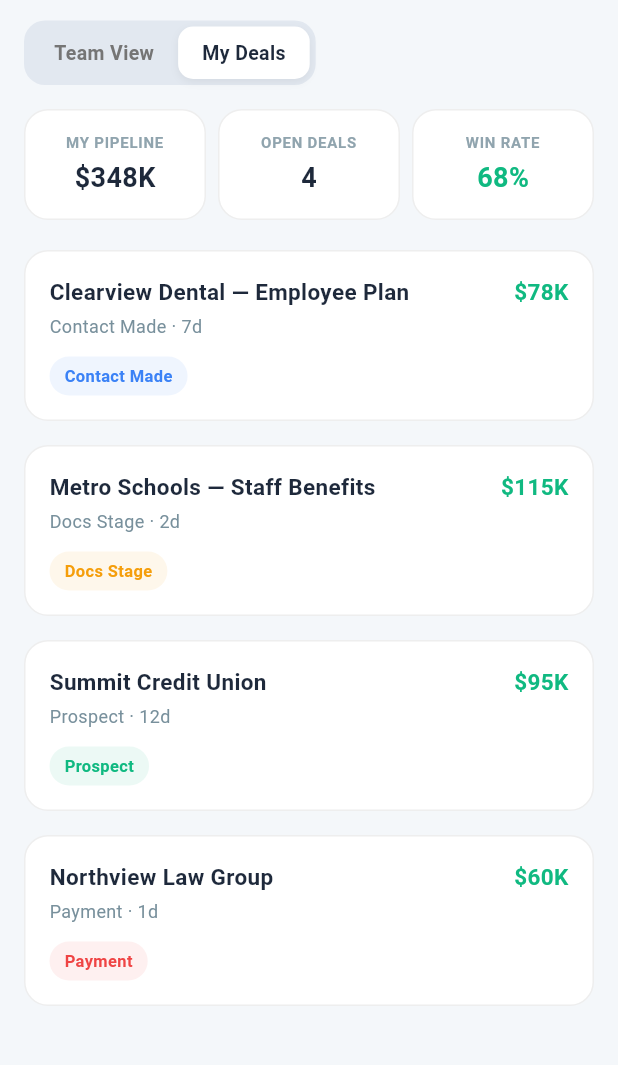
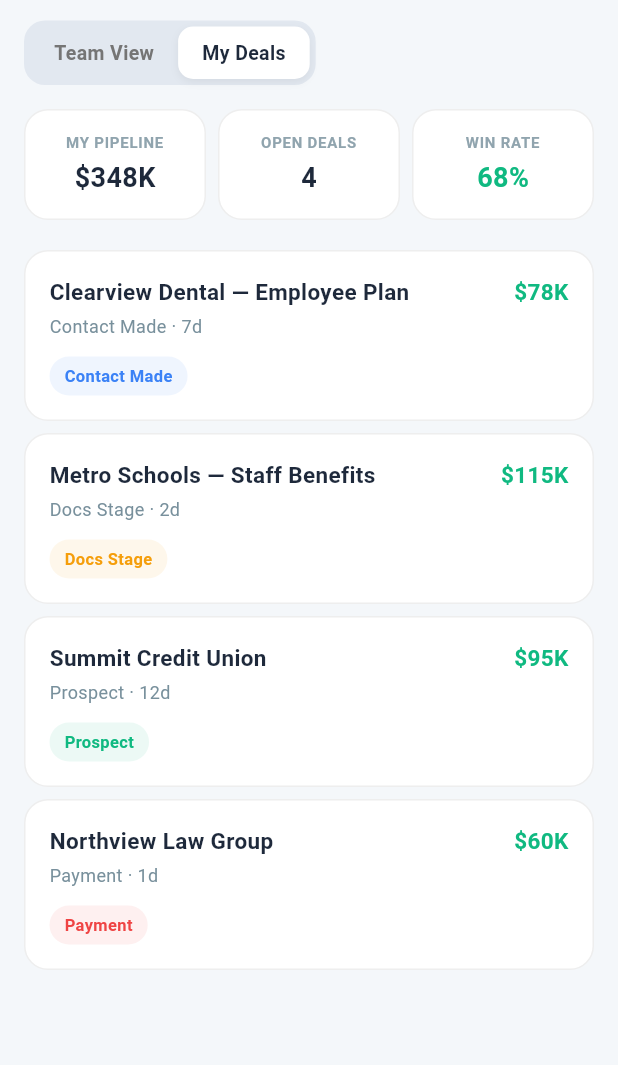
Before and after one commit to manish-mevasiya/goals_app, a Flutter app: the PipelineScreen screen opened directly, after a tap on "My Deals", on a phone screen of 412 x 824 dp, the part 116-1181 px from its top. Run offline on Flutter 3.47's test engine with Material 3 defaults, Android fonts, the phone set to English and light mode, and no system bars; network calls fail.

Commit message:
ui correction.

```diff
--- a/lib/screens/home/accounts/widgets/accounts_tab_view.dart
+++ b/lib/screens/home/accounts/widgets/accounts_tab_view.dart
@@ -93,6 +93,7 @@ class AccountsTabView extends StatelessWidget {
       ),
       child: ListView.separated(
         shrinkWrap: true,
+        padding: .zero,
         physics: const NeverScrollableScrollPhysics(),
         itemCount: filteredAccounts.length,
         separatorBuilder: (context, index) => const Divider(
--- a/lib/screens/home/accounts/widgets/my_accounts_view.dart
+++ b/lib/screens/home/accounts/widgets/my_accounts_view.dart
@@ -81,9 +81,10 @@ class MyAccountsView extends StatelessWidget {
       padding: const EdgeInsets.symmetric(horizontal: 16.0),
       child: ListView.separated(
         shrinkWrap: true,
+        padding: .zero,
         physics: const NeverScrollableScrollPhysics(),
         itemCount: filtered.length,
-        separatorBuilder: (context, index) => const SizedBox(height: 12),
+        separatorBuilder: (context, index) => const SizedBox(height: 8.0),
         itemBuilder: (context, index) {
           final acc = filtered[index];
           final Color themeColor = acc["color"] as Color;
--- a/lib/screens/home/accounts/widgets/people_tab_view.dart
+++ b/lib/screens/home/accounts/widgets/people_tab_view.dart
@@ -118,6 +118,7 @@ class PeopleTabView extends StatelessWidget {
       ),
       child: ListView.separated(
         shrinkWrap: true,
+        padding: .zero,
         physics: const NeverScrollableScrollPhysics(),
         itemCount: filteredPeople.length,
         separatorBuilder: (context, index) => const Divider(
--- a/lib/screens/home/dashboard/widgets/my_view_tab.dart
+++ b/lib/screens/home/dashboard/widgets/my_view_tab.dart
@@ -284,6 +284,7 @@ class MyViewTab extends StatelessWidget {
     return GridView.count(
       crossAxisCount: 2,
       shrinkWrap: true,
+      padding: .zero,
       physics: const NeverScrollableScrollPhysics(),
       crossAxisSpacing: 12,
       mainAxisSpacing: 12,
--- a/lib/screens/home/dashboard/widgets/sales_manager_view.dart
+++ b/lib/screens/home/dashboard/widgets/sales_manager_view.dart
@@ -300,10 +300,11 @@ class _SalesManagerViewState extends State<SalesManagerView> {
     return GridView.count(
       crossAxisCount: 2,
       shrinkWrap: true,
+      padding: .zero,
       physics: const NeverScrollableScrollPhysics(),
       crossAxisSpacing: 12,
       mainAxisSpacing: 12,
-      childAspectRatio: 2,
+      childAspectRatio: 1.7,
       children: [
         _buildStatCard("LEADS", "142", "18 this week", isUp: true),
         _buildStatCard("OPPORTUNITIES", "67", "9 this week", isUp: true),
@@ -623,6 +624,7 @@ class _SalesManagerViewState extends State<SalesManagerView> {
           const SizedBox(height: 12),
           ListView.separated(
             shrinkWrap: true,
+            padding: .zero,
             physics: const NeverScrollableScrollPhysics(),
             itemCount: players.length,
             separatorBuilder: (context, index) => const SizedBox(height: 12),
@@ -789,6 +791,7 @@ class _SalesManagerViewState extends State<SalesManagerView> {
           const SizedBox(height: 12),
           ListView.separated(
             shrinkWrap: true,
+            padding: .zero,
             physics: const NeverScrollableScrollPhysics(),
             itemCount: performers.length,
             separatorBuilder: (context, index) => const SizedBox(height: 12),
--- a/lib/screens/home/goals/widgets/my_goals_view.dart
+++ b/lib/screens/home/goals/widgets/my_goals_view.dart
@@ -215,9 +215,10 @@ class _MyGoalsViewState extends State<MyGoalsView> {
 
     return ListView.separated(
       shrinkWrap: true,
+      padding: .zero,
       physics: const NeverScrollableScrollPhysics(),
       itemCount: filteredGoals.length,
-      separatorBuilder: (context, index) => const SizedBox(height: 12),
+      separatorBuilder: (context, index) => const SizedBox(height: 8.0),
       itemBuilder: (context, index) {
         final goal = filteredGoals[index];
         final String title = goal["title"] as String;
--- a/lib/screens/home/goals/widgets/team_view_tab.dart
+++ b/lib/screens/home/goals/widgets/team_view_tab.dart
@@ -391,9 +391,10 @@ class _TeamViewTabState extends State<TeamViewTab> {
 
     return ListView.separated(
       shrinkWrap: true,
+      padding: .zero,
       physics: const NeverScrollableScrollPhysics(),
       itemCount: filteredTeammates.length,
-      separatorBuilder: (context, index) => const SizedBox(height: 16),
+      separatorBuilder: (context, index) => const SizedBox(height: 8.0),
       itemBuilder: (context, index) {
         final member = filteredTeammates[index];
         final String name = member["name"] as String;
--- a/lib/screens/home/more/more_screen.dart
+++ b/lib/screens/home/more/more_screen.dart
@@ -113,6 +113,7 @@ class MoreScreen extends StatelessWidget {
       ),
       child: ListView.separated(
         shrinkWrap: true,
+        padding: .zero,
         physics: const NeverScrollableScrollPhysics(),
         itemCount: items.length,
         separatorBuilder: (context, index) => const Divider(
--- a/lib/screens/home/pipeline/pipeline_screen.dart
+++ b/lib/screens/home/pipeline/pipeline_screen.dart
@@ -28,6 +28,8 @@ class _PipelineScreenState extends State<PipelineScreen> {
       backgroundColor: const Color(0xFFF4F7FA),
       body: SafeArea(
         top: false,
+        child: SingleChildScrollView(
+          physics: const BouncingScrollPhysics(),
           child: Column(
             children: [
               // 1. Premium Header (Title, Subtitle, & Add Button)
@@ -94,13 +96,9 @@ class _PipelineScreenState extends State<PipelineScreen> {
               const SizedBox(height: 16),
 
               // 3. Scrollable Contents
-            Expanded(
-              child: SingleChildScrollView(
-                physics: const BouncingScrollPhysics(),
-                child: isTeamView ? const TeamPipelineView() : const MyDealsView(),
+              isTeamView ? const TeamPipelineView() : const MyDealsView(),
+            ],
           ),
-            ),
-          ],
         ),
       ),
     );
--- a/lib/screens/home/pipeline/widgets/my_deals_view.dart
+++ b/lib/screens/home/pipeline/widgets/my_deals_view.dart
@@ -67,9 +67,10 @@ class MyDealsView extends StatelessWidget {
           // 2. Deals List
           ListView.separated(
             shrinkWrap: true,
+            padding: .zero,
             physics: const NeverScrollableScrollPhysics(),
             itemCount: deals.length,
-            separatorBuilder: (context, index) => const SizedBox(height: 16),
+            separatorBuilder: (context, index) => const SizedBox(height: 8.0),
             itemBuilder: (context, index) {
               final deal = deals[index];
               final Color badgeColor = deal["color"] as Color;
--- a/lib/screens/home/pipeline/widgets/team_pipeline_view.dart
+++ b/lib/screens/home/pipeline/widgets/team_pipeline_view.dart
@@ -250,9 +250,10 @@ class _TeamPipelineViewState extends State<TeamPipelineView> {
           // 3. Deals List
           ListView.separated(
             shrinkWrap: true,
+            padding: .zero,
             physics: const NeverScrollableScrollPhysics(),
             itemCount: filteredDeals.length,
-            separatorBuilder: (context, index) => const SizedBox(height: 16),
+            separatorBuilder: (context, index) => const SizedBox(height: 8.0),
             itemBuilder: (context, index) {
               final deal = filteredDeals[index];
               final Color dotColor = deal["dotColor"] as Color;
```
Also changed, not shown: lib/screens/home/accounts/accounts_screen.dart (+5 -7 lines), lib/screens/home/goals/goals_screen.dart (+4 -6 lines). Lines whose indentation alone changed are shown as unchanged.
